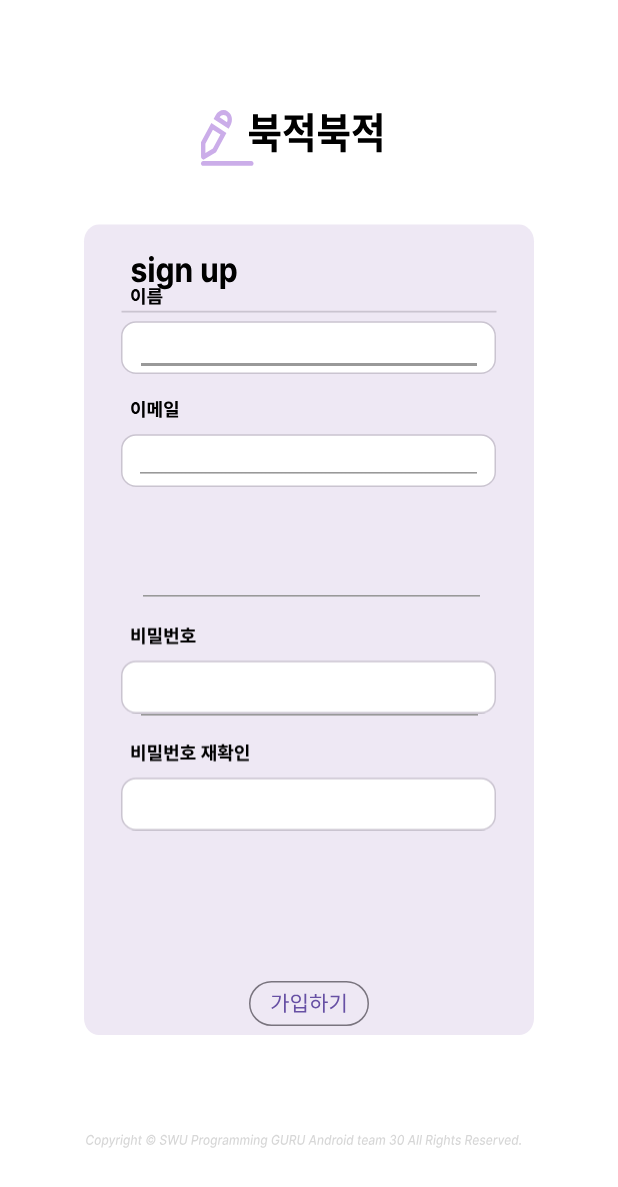
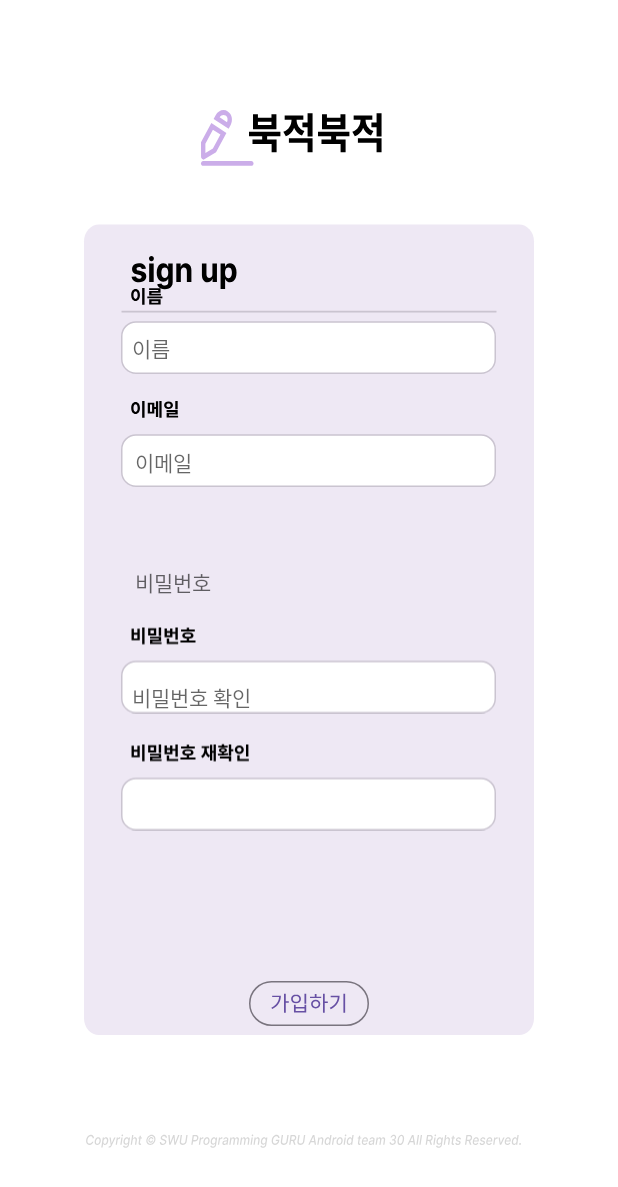
Before and after one commit to eireh001/GURU_Android_team30, an Android app: the SignupActivity screen opened directly, with no data from a screen before it, on a phone screen of 412 x 824 dp. Shown: the top 1187 px of the screen. Run offline under Robolectric (Android 15) with nearby library versions, the phone set to English and light mode, and no system bars.

Commit message:
로그인/회원가입 구현

```diff
--- a/app/src/main/AndroidManifest.xml
+++ b/app/src/main/AndroidManifest.xml
@@ -49,7 +49,7 @@
         <!-- 메인화면 페이지 -->
         <activity
             android:name=".MainActivity"
-            android:exported="false">
+            android:exported="true">
             <meta-data
                 android:name="android.app.lib_name"
                 android:value="" />
--- a/app/src/main/java/com/example/guru_android_team30/SignupActivity.kt
+++ b/app/src/main/java/com/example/guru_android_team30/SignupActivity.kt
@@ -1,24 +1,80 @@
 package com.example.guru_android_team30
 
+import android.content.Context
 import android.content.Intent
+import android.database.sqlite.SQLiteDatabase
+import android.database.sqlite.SQLiteOpenHelper
 import androidx.appcompat.app.AppCompatActivity
 import android.os.Bundle
+import android.widget.EditText
 import android.widget.ImageButton
+import android.widget.Toast
 
 class SignupActivity : AppCompatActivity() {
 
-    lateinit var sign_up : ImageButton
+    //변수 선언
+    lateinit var sign_up_name : EditText
+    lateinit var sign_up_email : EditText
+    lateinit var sign_up_pw : EditText
+    lateinit var sign_up_chkPw : EditText
+    lateinit var sign_up_btn : ImageButton
+
+    lateinit var myHelper : myDBHelper
+    lateinit var sqlDB : SQLiteDatabase
 
     override fun onCreate(savedInstanceState: Bundle?) {
         super.onCreate(savedInstanceState)
         setContentView(R.layout.activity_signup)
 
-        sign_up = findViewById(R.id.Sign_up)
+        //변수에 위젯 대입
+        sign_up_name = findViewById(R.id.Sign_up_name)
+        sign_up_email = findViewById(R.id.Sign_up_email)
+        sign_up_pw = findViewById(R.id.Sign_up_pw)
+        sign_up_chkPw = findViewById(R.id.Sign_up_chkPw)
+        sign_up_btn = findViewById(R.id.Sign_up_btn)
 
-        sign_up.setOnClickListener {
-            var intent = Intent(this, Signup_CompleteActivity::class.java)
+        myHelper = myDBHelper(this)
 
-            startActivity(intent)
+        //가입하기 버튼 클릭했을 때 동작하는 리스너 구현
+        sign_up_btn.setOnClickListener {
+
+            var name = sign_up_name.text.toString()
+            var email = sign_up_email.text.toString()
+            var pw = sign_up_pw.text.toString()
+            var chkPw = sign_up_chkPw.text.toString()
+
+            //회원가입 창에 비어져 있는 부분이 있으면 회원가입 실패
+            if(name.isEmpty() || email.isEmpty() || pw.isEmpty() || chkPw.isEmpty()) {
+                Toast.makeText(applicationContext, "빠진 부분 없이 입력해주세요.", Toast.LENGTH_SHORT).show()
+            } else { //비어있는 부분이 없고 비번 칸과 비번 확인 칸이 같으면 회원가입 성공
+                if (pw == chkPw) {
+                    //userDB에 회원정보 저장
+                    sqlDB = myHelper.writableDatabase
+                    sqlDB.execSQL("INSERT INTO USER VALUES ('$name', '$email', '$pw', '$chkPw');")
+                    sqlDB.close()
+
+                    //회원가입 완료 창 띄우기
+                    var intent = Intent(this, Signup_CompleteActivity::class.java)
+                    startActivity(intent)
+                }
+                else { //비번 칸과 비번 확인 칸이 다르면 회원가입 실패
+                    Toast.makeText(applicationContext, "비밀번호가 일치하지 않습니다.", Toast.LENGTH_SHORT).show()
+                }
+            }
         }
     }
+
+    //DB, 테이블 생성  DB 이름 : userDB, 테이블 이름 : USER
+    inner class myDBHelper(context: Context) : SQLiteOpenHelper (context, "userDB", null, 1) {
+        override fun onCreate(db: SQLiteDatabase?) {
+            db!!.execSQL("CREATE TABLE USER (name char(20), email char(20) PRIMARY KEY, " +
+                    "pw char(20), chkPw char(20));")
+        }
+
+        override fun onUpgrade(db: SQLiteDatabase?, oldVersion: Int, newVersion: Int) {
+            db!!.execSQL("DROP TABLE IF EXISTS USER")
+            onCreate(db)
+        }
+    }
+
 }
--- a/app/src/main/res/layout/activity_signup.xml
+++ b/app/src/main/res/layout/activity_signup.xml
@@ -18,18 +18,21 @@
     <EditText
         android:id="@+id/Sign_up_name"
         android:layout_width="200dp"
-        android:layout_height="wrap_content"
+        android:layout_height="38dp"
         android:layout_alignParentStart="true"
         android:layout_alignParentTop="true"
         android:layout_alignParentEnd="true"
         android:layout_centerHorizontal="true"
-        android:layout_marginStart="90dp"
-        android:layout_marginTop="205dp"
-        android:layout_marginEnd="90dp"
-        android:backgroundTint="@color/gray"
-        android:inputType="text"
+        android:layout_marginStart="88dp"
+        android:layout_marginTop="213dp"
+        android:layout_marginEnd="91dp"
+        android:background="@null"
+        android:hint="이름"
+        android:inputType="textShortMessage"
+        android:privateImeOptions="defaultInput-mode=korean"
         android:textAppearance="@style/TextAppearance.AppCompat.Medium"
-        android:textColorHighlight="@color/gray" />
+        android:textColorHighlight="@color/gray"
+        android:textSize="14sp" />
 
     <!-- 이메일 -->
     <ImageView
@@ -45,18 +48,20 @@
     <EditText
         android:id="@+id/Sign_up_email"
         android:layout_width="200dp"
-        android:layout_height="wrap_content"
+        android:layout_height="38dp"
         android:layout_alignParentStart="true"
         android:layout_alignParentTop="true"
         android:layout_alignParentEnd="true"
         android:layout_centerHorizontal="true"
-        android:layout_marginStart="89dp"
-        android:layout_marginTop="278dp"
-        android:layout_marginEnd="90dp"
-        android:backgroundTint="@color/gray"
+        android:layout_marginStart="90dp"
+        android:layout_marginTop="289dp"
+        android:layout_marginEnd="89dp"
+        android:background="@null"
+        android:hint="이메일"
         android:inputType="textEmailAddress"
         android:textAppearance="@style/TextAppearance.AppCompat.Medium"
-        android:textColorHighlight="@color/gray" />
+        android:textColorHighlight="@color/gray"
+        android:textSize="14sp" />
 
     <!-- 비밀번호 -->
     <ImageView
@@ -72,20 +77,22 @@
     <EditText
         android:id="@+id/Sign_up_pw"
         android:layout_width="200dp"
-        android:layout_height="wrap_content"
+        android:layout_height="38dp"
         android:layout_alignParentStart="true"
         android:layout_alignParentTop="true"
         android:layout_alignParentEnd="true"
         android:layout_centerInParent="true"
-        android:layout_marginStart="91dp"
-        android:layout_marginTop="360dp"
-        android:layout_marginEnd="88dp"
-        android:backgroundTint="@color/gray"
+        android:layout_marginStart="90dp"
+        android:layout_marginTop="369dp"
+        android:layout_marginEnd="89dp"
+        android:background="@null"
+        android:hint="비밀번호"
         android:inputType="textPassword"
         android:textAppearance="@style/TextAppearance.AppCompat.Medium"
-        android:textColorHighlight="@color/gray" />
+        android:textColorHighlight="@color/gray"
+        android:textSize="14sp" />
 
-<!-- 비밀번호 확인 -->
+    <!-- 비밀번호 확인 -->
     <ImageView
         android:layout_width="wrap_content"
         android:layout_height="wrap_content"
@@ -97,23 +104,26 @@
         android:src="@drawable/sign_up_pw_check_box" />
 
     <EditText
-        android:id="@+id/Sign_up_chkpw"
+        android:id="@+id/Sign_up_chkPw"
         android:layout_width="200dp"
-        android:layout_height="wrap_content"
+        android:layout_height="35dp"
         android:layout_alignParentStart="true"
         android:layout_alignParentTop="true"
         android:layout_alignParentEnd="true"
         android:layout_centerHorizontal="true"
-        android:layout_marginStart="90dp"
-        android:layout_marginTop="439dp"
-        android:layout_marginEnd="89dp"
-        android:backgroundTint="@color/gray"
+        android:layout_marginStart="88dp"
+        android:layout_marginTop="447dp"
+        android:layout_marginEnd="91dp"
+        android:background="@null"
+        android:hint="비밀번호 확인 "
         android:inputType="textPassword"
         android:textAppearance="@style/TextAppearance.AppCompat.Medium"
-        android:textColorHighlight="@color/gray" />
+        android:textColorHighlight="@color/gray"
+        android:textSize="14sp" />
 
+    <!--가입하기 버튼-->
     <ImageButton
-        android:id="@+id/Sign_up"
+        android:id="@+id/Sign_up_btn"
         android:layout_width="wrap_content"
         android:layout_height="wrap_content"
         android:layout_alignParentBottom="true"
@@ -121,5 +131,4 @@
         android:layout_marginBottom="140dp"
         android:background="@drawable/sign_up_button" />
 
-
 </RelativeLayout>
```
Also changed, not shown: app/src/main/java/com/example/guru_android_team30/LoginActivity.kt (+47 -5 lines), app/src/main/res/layout/activity_login.xml (+5 -5 lines).
